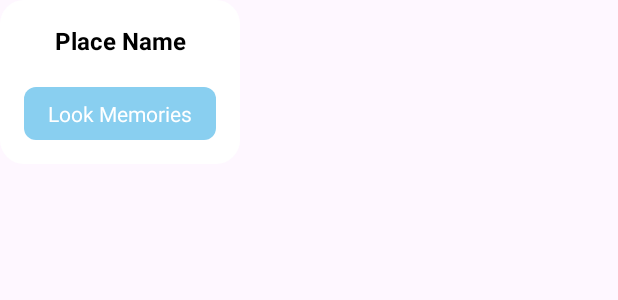
After one commit to jovanfidello/Kuishinbo, an Android app: the layout dialog_marker_info.xml on its own in the app's theme, with its tools: preview values and no code run, on a phone screen of 412 x 824 dp. The commit adds this screen. Shown: the top 300 px of the screen. Run offline under Robolectric (Android 15) with nearby library versions, the phone set to English and light mode, and no system bars.

Commit message:
update banyak

```diff
--- a/app/src/main/java/com/example/kuishinbo/AboutFragment.kt
+++ b/app/src/main/java/com/example/kuishinbo/AboutFragment.kt
@@ -6,7 +6,6 @@ import android.view.LayoutInflater
 import android.view.View
 import android.view.ViewGroup
 import android.widget.ImageButton
-import com.example.kuishinbo.R
 
 class AboutFragment : Fragment() {
     override fun onCreateView(
--- /dev/null
+++ b/app/src/main/res/drawable/button_background2.xml
@@ -0,0 +1,10 @@
+<?xml version="1.0" encoding="utf-8"?>
+<shape xmlns:android="http://schemas.android.com/apk/res/android">
+    <solid android:color="@color/colorAccent" />
+    <corners android:radius="8dp" />
+    <padding
+        android:left="8dp"
+        android:right="8dp"
+        android:top="8dp"
+        android:bottom="8dp" />
+</shape>
--- /dev/null
+++ b/app/src/main/res/drawable/dialog_background.xml
@@ -0,0 +1,9 @@
+<shape xmlns:android="http://schemas.android.com/apk/res/android">
+    <solid android:color="@android:color/white" />
+    <corners android:radius="16dp" />
+    <padding
+        android:left="8dp"
+        android:right="8dp"
+        android:top="8dp"
+        android:bottom="8dp" />
+</shape>
--- /dev/null
+++ b/app/src/main/res/layout/dialog_marker_info.xml
@@ -0,0 +1,37 @@
+<?xml version="1.0" encoding="utf-8"?>
+<LinearLayout
+    xmlns:android="http://schemas.android.com/apk/res/android"
+    android:layout_width="wrap_content"
+    android:layout_height="wrap_content"
+    android:orientation="vertical"
+    android:background="@drawable/dialog_background"
+    android:padding="16dp"
+    android:gravity="center">
+
+    <!-- Place Name -->
+    <TextView
+        android:id="@+id/placeNameTextView"
+        android:layout_width="match_parent"
+        android:layout_height="wrap_content"
+        android:gravity="center"
+        android:text="Place Name"
+        android:textSize="16sp"
+        android:textStyle="bold"
+        android:paddingBottom="8dp"
+        android:textColor="@color/black" />
+
+    <!-- Button Look Memories -->
+    <TextView
+        android:id="@+id/lookMemoriesButton"
+        android:layout_width="match_parent"
+        android:layout_height="wrap_content"
+        android:gravity="center"
+        android:text="Look Memories"
+        android:background="@drawable/button_background2"
+        android:paddingVertical="8dp"
+        android:paddingHorizontal="16dp"
+        android:textSize="14sp"
+        android:textColor="@color/white"
+        android:layout_marginTop="12dp" />
+
+</LinearLayout>
```
Also changed, not shown: app/src/main/java/com/example/kuishinbo/HomeFragment.kt (+81 -57 lines), app/src/main/res/anim/slide_up_from_marker.xml (added, +14 -0 lines), app/src/main/res/drawable/ic_error.xml (added, +9 -0 lines), app/src/main/res/drawable/ic_placeholder.xml (added, +9 -0 lines), app/src/main/res/layout/dialog_location_photo.xml (added, +25 -0 lines), app/src/main/res/values/styles.xml (added, +7 -0 lines).
